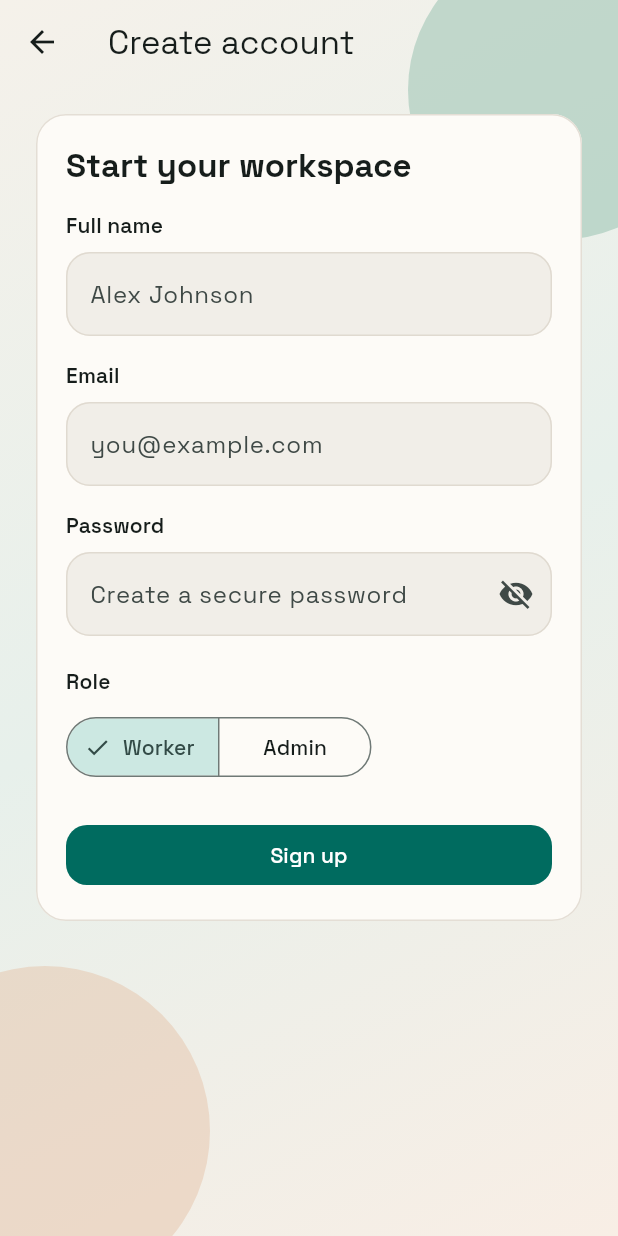
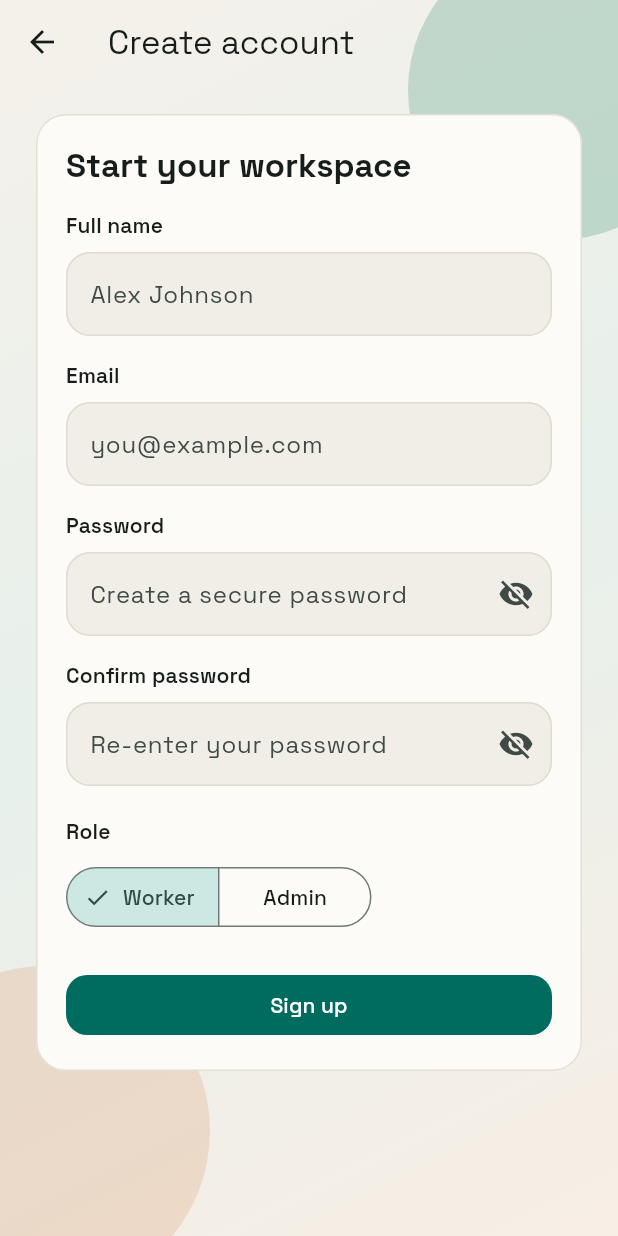
Before and after one commit to namithm70/insta360construction, a Flutter app: the SignupPage screen opened directly, on a phone screen of 412 x 824 dp. Run offline on Flutter 3.47's test engine with Material 3 defaults, Android fonts, the phone set to English and light mode, and no system bars; our stand-ins replace bloc, dartz, equatable, flutter_bloc, google_fonts, plugin_platform_interface.

Commit message:
Add confirm password check on signup

```diff
--- a/insta360_flutter/lib/features/auth/presentation/pages/signup_page.dart
+++ b/insta360_flutter/lib/features/auth/presentation/pages/signup_page.dart
@@ -18,6 +18,7 @@ class _SignupPageState extends State<SignupPage> {
   final _nameController = TextEditingController();
   final _emailController = TextEditingController();
   final _passwordController = TextEditingController();
+  final _confirmPasswordController = TextEditingController();
   String _role = 'worker';
 
   @override
@@ -25,7 +26,26 @@ class _SignupPageState extends State<SignupPage> {
     _nameController.dispose();
     _emailController.dispose();
     _passwordController.dispose();
+    _confirmPasswordController.dispose();
     super.dispose();
+  }
+
+  void _attemptSignup(BuildContext context, {required bool isLoading}) {
+    if (isLoading) return;
+    final password = _passwordController.text;
+    final confirmPassword = _confirmPasswordController.text;
+    if (password != confirmPassword) {
+      ScaffoldMessenger.of(context).showSnackBar(
+        const SnackBar(content: Text('Passwords do not match')),
+      );
+      return;
+    }
+    context.read<AuthCubit>().signup(
+          email: _emailController.text.trim(),
+          fullName: _nameController.text.trim(),
+          password: password,
+          role: _role,
+        );
   }
 
   @override
@@ -85,6 +105,12 @@ class _SignupPageState extends State<SignupPage> {
                       label: 'Password',
                       hint: 'Create a secure password',
                     ),
+                    const SizedBox(height: 16),
+                    PasswordField(
+                      controller: _confirmPasswordController,
+                      label: 'Confirm password',
+                      hint: 'Re-enter your password',
+                    ),
                     const SizedBox(height: 20),
                     Text(
                       'Role',
@@ -112,14 +138,7 @@ class _SignupPageState extends State<SignupPage> {
                           child: FilledButton(
                             onPressed: isLoading
                                 ? null
-                                : () {
-                                    context.read<AuthCubit>().signup(
-                                          email: _emailController.text.trim(),
-                                          fullName: _nameController.text.trim(),
-                                          password: _passwordController.text,
-                                          role: _role,
-                                        );
-                                  },
+                                : () => _attemptSignup(context, isLoading: isLoading),
                             child: Text(isLoading ? 'Creating account...' : 'Sign up'),
                           ),
                         );
```
